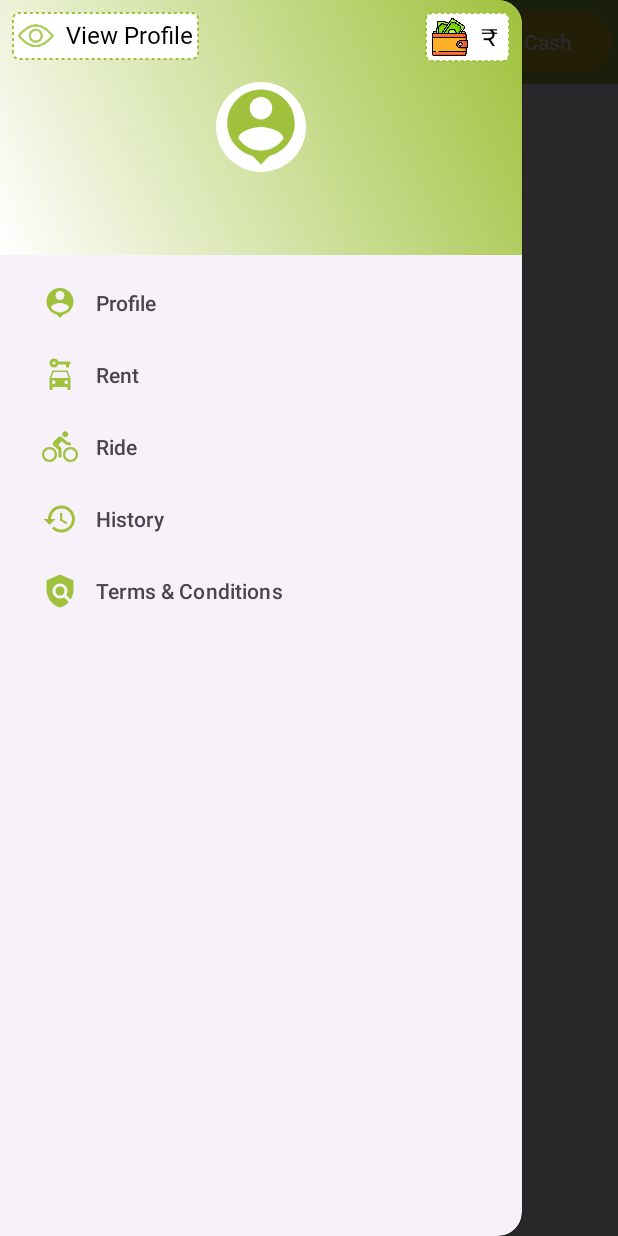
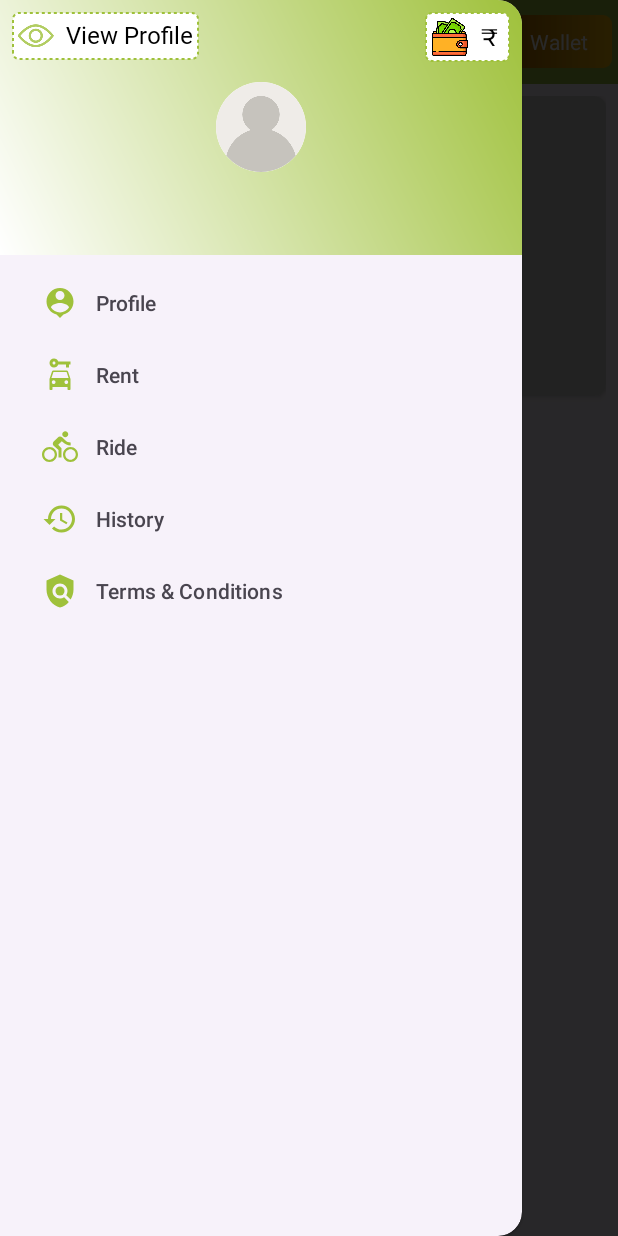
Before and after one commit to Dushyant-cmd/broPartner, an Android app: the MainActivity screen opened directly, with no data from a screen before it, with the side drawer open, on a phone screen of 412 x 824 dp. Run offline under Robolectric (Android 15) with nearby library versions, the phone set to English and light mode, and no system bars; our stand-ins replace CircleImageView, Firebase (no records; nobody signed in at launch, a user with empty details on screens opened directly), Shimmer, data binding; 1 statement that could not run was skipped.

Commit message:
login done

```diff
--- a/app/build.gradle.kts
+++ b/app/build.gradle.kts
@@ -51,7 +51,7 @@ dependencies {
     implementation(platform("com.google.firebase:firebase-bom:32.3.1"))
     implementation("com.google.firebase:firebase-firestore")
     implementation("com.google.firebase:firebase-storage")
-    implementation("com.google.firebase:firebase-auth")
+    implementation("com.google.firebase:firebase-auth:19.3.2")
     //pinview
     implementation("io.github.chaosleung:pinview:1.4.4")
 
--- a/app/src/main/java/com/brorental/bropartner/MainActivity.java
+++ b/app/src/main/java/com/brorental/bropartner/MainActivity.java
@@ -61,7 +61,6 @@ public class MainActivity extends AppCompatActivity {
     private TextView headerWalletTV, viewProfileTV, headerNameTV;
     private ImageView headerImageView;
     private LinearLayout headerWalletLL;
-
     @Override
     protected void onCreate(Bundle savedInstanceState) {
         super.onCreate(savedInstanceState);
@@ -97,8 +96,7 @@ public class MainActivity extends AppCompatActivity {
         headerWalletTV.setText("\u20B9 " + appClass.sharedPref.getUser().getWallet());
         headerNameTV.setText(appClass.sharedPref.getUser().getName());
 
-        Glide.with(this).load(appClass.sharedPref.getUser().getProfileUrl()).placeholder(R.drawable.profile_24).into(headerImageView);
-
+        Glide.with(this).load(appClass.sharedPref.getUser().getProfileUrl()).placeholder(R.drawable.default_profile).into(headerImageView);
         setListeners();
         //REGISTER BROADCAST RECEIVER FOR INTERNET
         Utility.registerConnectivityBR(MainActivity.this, appClass);
@@ -122,26 +120,11 @@ public class MainActivity extends AppCompatActivity {
 
             bar.show();
         }
-
-        adapter = new RentListAdapter(this);
-        binding.recyclerView.setLayoutManager(new GridLayoutManager(this, 2));
-        binding.recyclerView.setAdapter(adapter);
-        adapter.submitList(list);
     }
 
     private void setListeners() {
         //header listeners and dynamic text.
-        View headerView = binding.navigationView.getHeaderView(0);
-        TextView walletTV = headerView.findViewById(R.id.walletTV);
-        ImageView imageView = headerView.findViewById(R.id.profileIV);
-        TextView viewProfileTV = headerView.findViewById(R.id.viewProfileTV);
-        TextView nameTV = headerView.findViewById(R.id.nameTV);
-        LinearLayout walletLL = headerView.findViewById(R.id.walletLL);
-        walletTV.setText("\u20B9 " + appClass.sharedPref.getUser().getWallet());
-        nameTV.setText(appClass.sharedPref.getUser().getName());
-
-        Glide.with(this).load(appClass.sharedPref.getUser().getProfileUrl()).placeholder(R.drawable.profile_24).into(imageView);
-        imageView.setOnClickListener(new View.OnClickListener() {
+        headerImageView.setOnClickListener(new View.OnClickListener() {
             @Override
             public void onClick(View v) {
                 Intent i = new Intent(MainActivity.this, ProfileActivity.class);
@@ -157,7 +140,7 @@ public class MainActivity extends AppCompatActivity {
             }
         });
 
-        binding.addCashBtn.setOnClickListener(new View.OnClickListener() {
+        binding.withdrawalBtn.setOnClickListener(new View.OnClickListener() {
             @Override
             public void onClick(View v) {
                 BottomSheetDialog sheet = new BottomSheetDialog(MainActivity.this);
@@ -169,11 +152,11 @@ public class MainActivity extends AppCompatActivity {
                 submitBtn.setOnClickListener(new View.OnClickListener() {
                     @Override
                     public void onClick(View v) {
-                        Intent i = new Intent(MainActivity.this, PaymentActivity.class);
-                        i.putExtra("addCash", true);
-                        i.putExtra("amt", rechargeET.getText().toString());
-                        startActivityForRes(i);
-                        sheet.dismiss();
+//                        Intent i = new Intent(MainActivity.this, PaymentActivity.class);
+//                        i.putExtra("addCash", true);
+//                        i.putExtra("amt", rechargeET.getText().toString());
+//                        startActivityForRes(i);
+//                        sheet.dismiss();
                     }
                 });
                 cancelBtn.setOnClickListener(new View.OnClickListener() {
@@ -185,14 +168,8 @@ public class MainActivity extends AppCompatActivity {
                 sheet.show();
             }
         });
-        binding.searchLL.setOnClickListener(new View.OnClickListener() {
-            @Override
-            public void onClick(View view) {
-                openFragment(new SearchFragment());
-            }
-        });
 
-        walletLL.setOnClickListener(new View.OnClickListener() {
+        headerWalletTV.setOnClickListener(new View.OnClickListener() {
             @Override
             public void onClick(View v) {
                 Intent i = new Intent(MainActivity.this, PaymentHistory.class);
@@ -232,13 +209,12 @@ public class MainActivity extends AppCompatActivity {
     }
 
     public void getData(String selectedState, String category) {
-        Log.d(TAG, "getData: " + selectedState + "," + category);
+//        Log.d(TAG, "getData: " + selectedState + "," + category);
         binding.shimmer.setVisibility(View.VISIBLE);
-        binding.recyclerView.setVisibility(View.GONE);
-        Query query = mFirestore.collection("rent").limit(10);
+        binding.mainContentLl.setVisibility(View.GONE);
+        Query query = mFirestore.collection("rent").whereEqualTo("broPartnerId", appClass.sharedPref.getUser().getPin()).limit(10);
         if (!selectedState.isEmpty()) {
-            query = mFirestore.collection("rent").whereEqualTo("state", selectedState)
-                    .whereEqualTo("category", category).limit(10);
+            query = mFirestore.collection("rent").whereEqualTo("broPartnerId", appClass.sharedPref.getUser().getPin()).limit(10);
         }
         query.get()
                 .addOnCompleteListener(new OnCompleteListener<QuerySnapshot>() {
@@ -246,7 +222,7 @@ public class MainActivity extends AppCompatActivity {
                     public void onComplete(@NonNull Task<QuerySnapshot> task) {
                         binding.swipeRef.setRefreshing(false);
                         binding.shimmer.setVisibility(View.GONE);
-                        binding.recyclerView.setVisibility(View.VISIBLE);
+                        binding.mainContentLl.setVisibility(View.VISIBLE);
                         if (task.isSuccessful()) {
                             list.clear();
                             List<DocumentSnapshot> docList = task.getResult().getDocuments();
--- a/app/src/main/java/com/brorental/bropartner/activities/OtpActivity.java
+++ b/app/src/main/java/com/brorental/bropartner/activities/OtpActivity.java
@@ -108,7 +108,7 @@ public class OtpActivity extends AppCompatActivity {
                     binding.otp.requestFocus();
                     return;
                 }
-                dialog.setMessage("Please wait...");
+//                dialog.setMessage("Please wait...");
                 //verifying the code entered manually
                 verifyVerificationCode(code);
             }
@@ -238,9 +238,6 @@ public class OtpActivity extends AppCompatActivity {
     }
 
     private PhoneAuthProvider.OnVerificationStateChangedCallbacks mCallbacks = new PhoneAuthProvider.OnVerificationStateChangedCallbacks() {
-
-        //onVerificationCompleted method called by android when the verification of otp is verified inside this method we get sms and auto
-        //verify the user by calling
         @Override
         public void onVerificationCompleted(PhoneAuthCredential credential) {
             Log.d(TAG, "onVerificationCompleted:" + credential);
@@ -252,7 +249,7 @@ public class OtpActivity extends AppCompatActivity {
             }
 
             if (code != null) {
-                dialog.setMessage("Wait while generating account");
+//                dialog.setMessage("Wait while generating account");
                 dialog.show();
                 binding.otp.setText(code);
 //              verifying the code
--- /dev/null
+++ b/app/src/main/res/drawable/main_balance_gradient.xml
@@ -0,0 +1,14 @@
+<?xml version="1.0" encoding="utf-8"?>
+<shape xmlns:android="http://schemas.android.com/apk/res/android" android:shape="rectangle" >
+
+    <gradient
+        android:type="linear"
+        android:angle="0"
+        android:startColor="#AF6800"
+        android:endColor="#FFC107" />
+
+
+    <corners
+        android:radius="6dp"/>
+
+</shape>
--- a/app/src/main/res/layout/activity_login.xml
+++ b/app/src/main/res/layout/activity_login.xml
@@ -101,6 +101,7 @@
             style="@style/Widget.MaterialComponents.TextInputLayout.OutlinedBox"
             android:layout_width="match_parent"
             android:layout_height="wrap_content"
+            android:layout_marginTop="4dp"
             android:layout_above="@id/nextBtn"
             android:visibility="gone">
 
--- a/app/src/main/res/layout/activity_main.xml
+++ b/app/src/main/res/layout/activity_main.xml
@@ -27,48 +27,50 @@
                     android:id="@+id/toolbar"
                     android:layout_width="match_parent"
                     android:layout_height="?android:attr/actionBarSize"
+                    app:title="BroPartner"
+                    app:titleTextColor="@color/white"
                     android:background="@color/primary">
 
-                    <LinearLayout
+                    <RelativeLayout
                         android:layout_width="match_parent"
-                        android:layout_height="wrap_content"
-                        android:orientation="horizontal"
-                        android:weightSum="30">
+                        android:layout_height="wrap_content">
 
-                        <LinearLayout
-                            android:id="@+id/searchLL"
-                            android:layout_width="wrap_content"
-                            android:layout_height="match_parent"
-                            android:layout_marginVertical="4dp"
-                            android:layout_marginEnd="8dp"
-                            android:layout_weight="29"
-                            android:background="@drawable/search_border"
-                            android:gravity="center_vertical"
-                            android:orientation="horizontal">
+<!--                        <LinearLayout-->
+<!--                            android:id="@+id/searchLL"-->
+<!--                            android:layout_width="wrap_content"-->
+<!--                            android:layout_height="match_parent"-->
+<!--                            android:layout_marginVertical="4dp"-->
+<!--                            android:layout_marginEnd="8dp"-->
+<!--                            android:layout_weight="29"-->
+<!--                            android:background="@drawable/search_border"-->
+<!--                            android:gravity="center_vertical"-->
+<!--                            android:orientation="horizontal">-->
 
-                            <TextView
-                                android:layout_width="wrap_content"
-                                android:layout_height="wrap_content"
-                                android:layout_marginStart="16dp"
-                                android:drawableStart="@drawable/baseline_search_24"
-                                android:drawablePadding="8dp"
-                                android:fontFamily="@font/montserrat_regular"
-                                android:text="Search"
-                                android:textColor="@color/white"
-                                android:textSize="16sp" />
+<!--                            <TextView-->
+<!--                                android:layout_width="wrap_content"-->
+<!--                                android:layout_height="wrap_content"-->
+<!--                                android:layout_marginStart="16dp"-->
+<!--                                android:drawableStart="@drawable/baseline_search_24"-->
+<!--                                android:drawablePadding="8dp"-->
+<!--                                android:fontFamily="@font/montserrat_regular"-->
+<!--                                android:text="Search"-->
+<!--                                android:textColor="@color/white"-->
+<!--                                android:textSize="16sp" />-->
 
-                        </LinearLayout>
+<!--                        </LinearLayout>-->
 
-                        <Button
-                            android:id="@+id/addCashBtn"
+                        <TextView
+                            android:id="@+id/withdrawalBtn"
                             android:layout_width="wrap_content"
                             android:layout_height="wrap_content"
-                            android:layout_gravity="end"
+                            android:layout_alignParentEnd="true"
                             android:layout_marginEnd="4dp"
-                            android:layout_weight="1"
-                            android:backgroundTint="@color/gold"
-                            android:text="Add Cash" />
-                    </LinearLayout>
+                            android:paddingHorizontal="16dp"
+                            android:paddingVertical="@dimen/_8dp"
+                            android:textColor="@color/white"
+                            android:background="@drawable/main_balance_gradient"
+                            android:text="Wallet" />
+                    </RelativeLayout>
                 </androidx.appcompat.widget.Toolbar>
             </com.google.android.material.appbar.AppBarLayout>
 
@@ -89,17 +91,63 @@
                         android:background="#fff"
                         android:elevation="1dp"
                         android:visibility="visible"
+                        tools:visibility="gone"
                         app:duration="800">
 
                         <include layout="@layout/placeholder_layout" />
 
                     </com.facebook.shimmer.ShimmerFrameLayout>
 
-                    <androidx.recyclerview.widget.RecyclerView
-                        android:id="@+id/recyclerView"
+                    <LinearLayout
+                        android:id="@+id/main_content_ll"
+                        android:paddingVertical="8dp"
+                        android:paddingHorizontal="8dp"
                         android:layout_width="match_parent"
-                        android:layout_height="match_parent"
-                        android:visibility="gone" />
+                        android:orientation="vertical"
+                        android:layout_height="match_parent">
+
+                        <androidx.cardview.widget.CardView
+                            android:layout_width="match_parent"
+                            android:layout_height="200dp"
+                            app:cardCornerRadius="8dp">
+
+                            <ImageView
+                                android:layout_width="match_parent"
+                                android:layout_height="match_parent"
+                                android:scaleType="fitXY"
+                                android:src="@drawable/placeholder"
+                                android:contentDescription="@null"/>
+
+                        </androidx.cardview.widget.CardView>
+
+                        <TextView
+                            android:layout_width="wrap_content"
+                            android:layout_height="wrap_content"
+                            android:text="Recent Rent Items"
+                            android:fontFamily="@font/monserrat_semibold"
+                            android:layout_marginTop="@dimen/_10dp"
+                            android:theme="@style/textStyle"/>
+
+                        <androidx.recyclerview.widget.RecyclerView
+                            android:id="@+id/recyclerViewRent"
+                            android:layout_marginTop="@dimen/_10dp"
+                            android:layout_width="match_parent"
+                            android:layout_height="wrap_content" />
+
+                        <TextView
+                            android:layout_width="wrap_content"
+                            android:layout_height="wrap_content"
+                            android:text="Recent Rides"
+                            android:fontFamily="@font/monserrat_semibold"
+                            android:layout_marginTop="@dimen/_10dp"
+                            android:theme="@style/textStyle"/>
+
+                        <androidx.recyclerview.widget.RecyclerView
+                            android:id="@+id/recyclerViewRide"
+                            android:layout_marginTop="@dimen/_10dp"
+                            android:layout_width="match_parent"
+                            android:layout_height="wrap_content" />
+                    </LinearLayout>
                 </LinearLayout>
             </androidx.swiperefreshlayout.widget.SwipeRefreshLayout>
         </LinearLayout>
```
Also changed, not shown: 1 other file.
